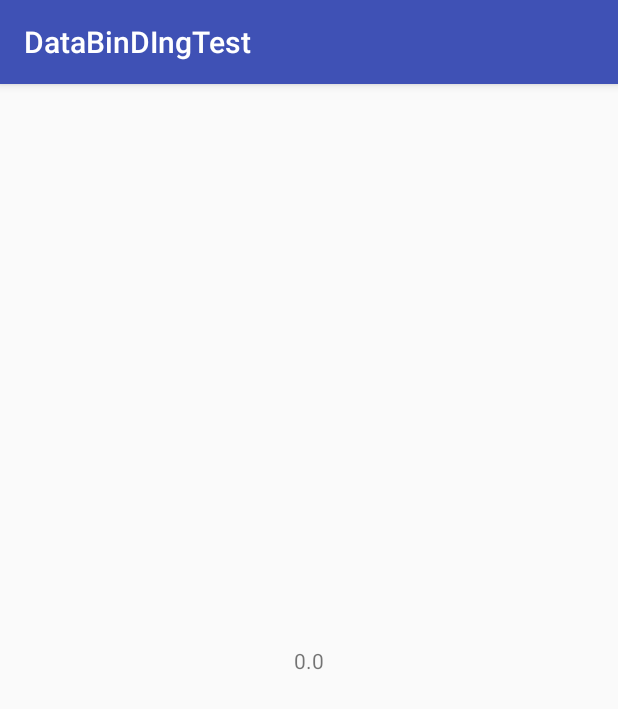
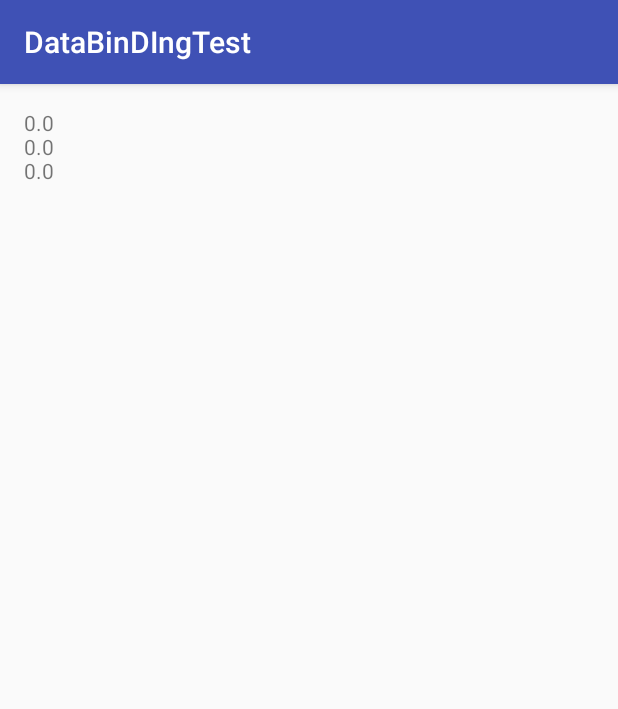
Before and after one commit to ivoryworks/DataBinDIngTest, an Android app: the screen it shows after launch (MainActivity), on a phone screen of 412 x 824 dp. Shown: the top 709 px of the screen. Run offline under Robolectric (Android 15) with nearby library versions, the phone set to English and light mode, and no system bars; our stand-ins replace data binding.

```diff
--- a/app/src/main/java/com/ivoryworks/databindingtest/MainActivity.java
+++ b/app/src/main/java/com/ivoryworks/databindingtest/MainActivity.java
@@ -5,9 +5,8 @@ import android.hardware.Sensor;
 import android.hardware.SensorEvent;
 import android.hardware.SensorEventListener;
 import android.hardware.SensorManager;
+import android.os.Bundle;
 import android.support.v7.app.AppCompatActivity;
-import android.os.Bundle;
-import android.util.Log;
 
 import com.ivoryworks.databindingtest.databinding.ActivityMainBinding;
 import com.ivoryworks.databindingtest.model.Gyroscope;
@@ -46,12 +45,10 @@ public class MainActivity extends AppCompatActivity implements SensorEventListen
 
     @Override
     public void onSensorChanged(SensorEvent event) {
-        Log.d("DEBUG999", "onSensorChanged()");
         if (event.sensor.getType() == Sensor.TYPE_GYROSCOPE) {
-            Log.d("DEBUG999", "X:"+event.values[0]);
-            Log.d("DEBUG999", "Y:"+event.values[1]);
-            Log.d("DEBUG999", "Z:"+event.values[2]);
             mGyroscope.changeX(event.values[0]);
+            mGyroscope.changeY(event.values[1]);
+            mGyroscope.changeZ(event.values[2]);
         }
     }
 
--- a/app/src/main/java/com/ivoryworks/databindingtest/model/Gyroscope.java
+++ b/app/src/main/java/com/ivoryworks/databindingtest/model/Gyroscope.java
@@ -6,8 +6,8 @@ public class Gyroscope {
     // ObservableField型にする場合はpublicにする必要がある
     // また、getter/setterは不要となる
     public ObservableField<String> x = new ObservableField<>();
-    private ObservableField<String> y = new ObservableField<>();
-    private ObservableField<String> z = new ObservableField<>();
+    public ObservableField<String> y = new ObservableField<>();
+    public ObservableField<String> z = new ObservableField<>();
 
     public Gyroscope(float x, float y, float z) {
         this.x.set(String.valueOf(x));
@@ -19,11 +19,11 @@ public class Gyroscope {
         this.x.set(String.valueOf(x));
     }
 
-    public void setY(float y) {
+    public void changeY(float y) {
         this.y.set(String.valueOf(y));
     }
 
-    public void setZ(float z) {
+    public void changeZ(float z) {
         this.z.set(String.valueOf(z));
     }
 }
--- a/app/src/main/res/layout/activity_main.xml
+++ b/app/src/main/res/layout/activity_main.xml
@@ -1,11 +1,11 @@
 <?xml version="1.0" encoding="utf-8"?>
-<layout xmlns:android="http://schemas.android.com/apk/res/android">
+<layout xmlns:tools="http://schemas.android.com/tools"
+    xmlns:app="http://schemas.android.com/apk/res-auto"
+    xmlns:android="http://schemas.android.com/apk/res/android">
     <data>
         <variable name="gyro" type="com.ivoryworks.databindingtest.model.Gyroscope" />
     </data>
     <android.support.constraint.ConstraintLayout
-        xmlns:app="http://schemas.android.com/apk/res-auto"
-        xmlns:tools="http://schemas.android.com/tools"
         android:layout_width="match_parent"
         android:layout_height="match_parent"
         tools:context="com.ivoryworks.databindingtest.MainActivity">
@@ -13,11 +13,34 @@
         <TextView
             android:layout_width="wrap_content"
             android:layout_height="wrap_content"
+            android:layout_marginLeft="16dp"
+            android:layout_marginTop="16dp"
             android:text="@{gyro.x}"
-            app:layout_constraintBottom_toBottomOf="parent"
             app:layout_constraintLeft_toLeftOf="parent"
-            app:layout_constraintRight_toRightOf="parent"
-            app:layout_constraintTop_toTopOf="parent" />
+            app:layout_constraintTop_toTopOf="parent"
+            android:layout_marginStart="16dp" />
+
+        <TextView
+            android:layout_width="wrap_content"
+            android:layout_height="wrap_content"
+            android:layout_marginLeft="16dp"
+            android:layout_marginTop="32dp"
+            android:text="@{gyro.y}"
+            app:layout_constraintLeft_toLeftOf="parent"
+            app:layout_constraintTop_toTopOf="parent"
+            tools:text="y:0"
+            android:layout_marginStart="16dp" />
+
+        <TextView
+            android:layout_width="wrap_content"
+            android:layout_height="wrap_content"
+            android:layout_marginLeft="16dp"
+            android:layout_marginTop="48dp"
+            android:text="@{gyro.z}"
+            app:layout_constraintLeft_toLeftOf="parent"
+            app:layout_constraintTop_toTopOf="parent"
+            tools:text="z:0"
+            android:layout_marginStart="16dp" />
 
     </android.support.constraint.ConstraintLayout>
 </layout>
```
